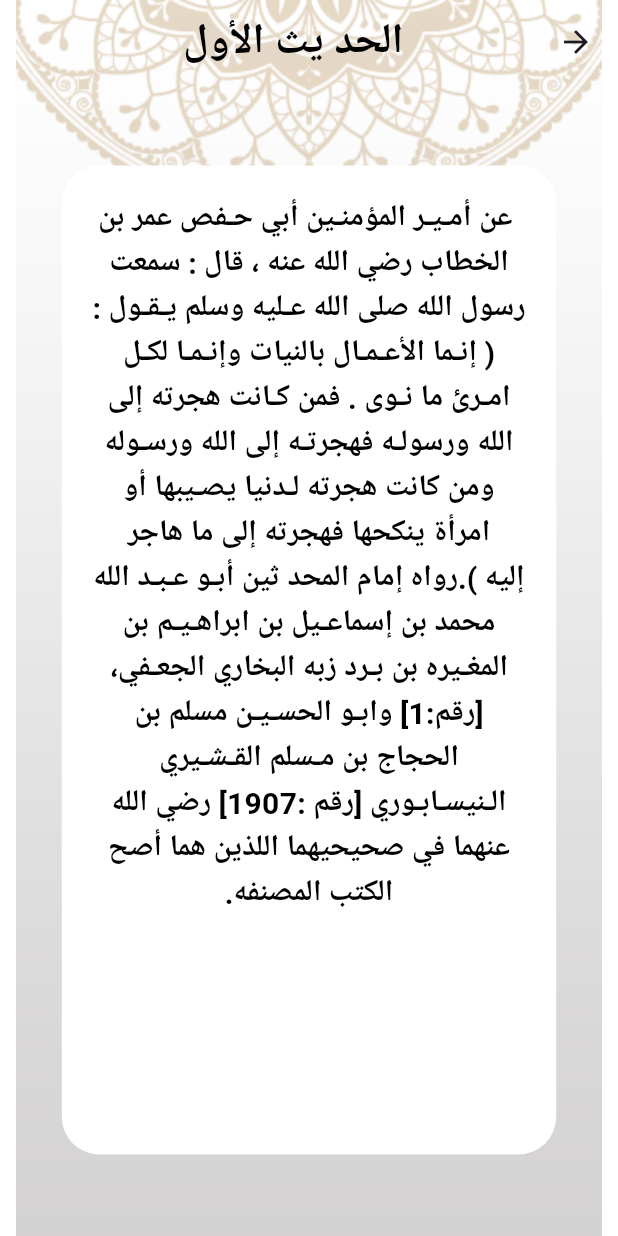
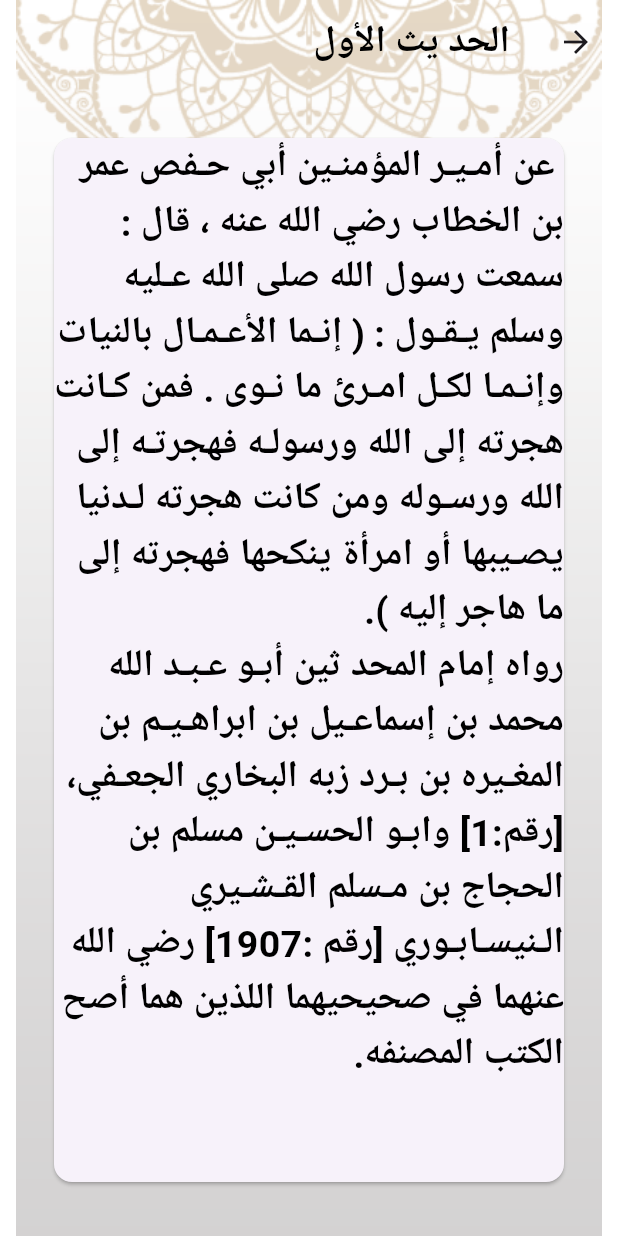
Before and after one commit to mayaryasser2005/islami2_project, a Flutter app: the Ahadeth screen opened by its route, after a tap on "الحد يث الأول", on a phone screen of 412 x 824 dp. Run offline on Flutter 3.47's test engine with Material 3 defaults, Android fonts, the phone set to English and light mode, and no system bars; our stand-ins replace easy_localization.

Commit message:
Finished Splash , radio , sebha , quran and ahadeth .

```diff
--- a/lib/main.dart
+++ b/lib/main.dart
@@ -3,7 +3,6 @@ import 'package:flutter/material.dart';
 import 'package:flutter_mayar/screens/ahadethdetails/ahadethdetails.dart';
 import 'package:flutter_mayar/screens/home/home.dart';
 import 'package:flutter_mayar/screens/home/tabs/ahadeth/ahadeth.dart';
-import 'package:flutter_mayar/screens/home/tabs/setting/setting.dart';
 import 'package:flutter_mayar/screens/splash/splash.dart';
 import 'package:flutter_mayar/screens/suradetails/suradetails.dart';
 
@@ -31,9 +30,8 @@ class MyApp extends StatelessWidget {
         Splash.routeNamed: (_) => const Splash(),
         Home.routeNamed: (_) => const Home(),
         SuraDetails.routeNamed: (_) => SuraDetails(),
-        AhadethDetails.routeNamed: (_) => AhadethDetails(),
+        AhadethDetails.routeNamed: (context) => AhadethDetails(),
         Ahadeth.routeNamed: (_) => Ahadeth(),
-        Setting.routeNamed: (_) => Setting()
       },
       initialRoute: Splash.routeNamed,
     );
--- a/lib/model/hadeth.dart
+++ b/lib/model/hadeth.dart
@@ -1,6 +1,6 @@
-class Hadeth {
+class HadethModel {
   String title;
-  String contant;
+  List<String> content;
 
-  Hadeth(this.title, this.contant);
+  HadethModel(this.title, this.content);
 }
--- /dev/null
+++ b/lib/provider/languageprovider.dart
@@ -0,0 +1,5 @@
+import 'package:flutter/cupertino.dart';
+
+class LanguageProvider extends ChangeNotifier {
+  String selectedLanguage = "en";
+}
--- a/lib/screens/ahadethdetails/ahadethdetails.dart
+++ b/lib/screens/ahadethdetails/ahadethdetails.dart
@@ -1,4 +1,6 @@
 import 'package:flutter/material.dart';
+import 'package:flutter_mayar/screens/home/tabs/ahadeth/ahadeth.dart';
+import 'package:flutter_mayar/utils/app_assets.dart';
 
 import '../../model/hadeth.dart';
 import '../../utils/app_style.dart';
@@ -16,29 +18,36 @@ class AhadethDetails extends StatefulWidget {
 class _AhadethDetailsState extends State<AhadethDetails> {
   @override
   Widget build(BuildContext context) {
-    Hadeth hadeth = ModalRoute.of(context)!.settings.arguments as Hadeth;
-
-    return AppScaffoled(
-      appBarTitle: hadeth.title,
-      body: buildHadethContent(hadeth.contant),
+    var model = ModalRoute.of(context)!.settings.arguments as HadethModel;
+    return Container(
+      decoration: BoxDecoration(
+          image: DecorationImage(
+        image: AssetImage(AppAssets.mainBackgraond),
+      )),
+      child: Scaffold(
+        backgroundColor: Colors.transparent,
+        appBar: AppBar(
+          title: Text(
+            model.title,
+            style: AppStyle.titlestextstyle.copyWith(fontSize: 25),
+          ),
+          backgroundColor: Colors.transparent,
+        ),
+        body: Padding(
+          padding: const EdgeInsets.all(32.0),
+          child: Card(
+            child: ListView.builder(
+                itemCount: model.content.length,
+                itemBuilder: (context, index) {
+                  return Text(
+                    model.content[index],
+                    textDirection: TextDirection.rtl,
+                    style: AppStyle.titlestextstyle.copyWith(fontSize: 25),
+                  );
+                }),
+          ),
+        ),
+      ),
     );
   }
-
-  buildHadethContent(String contant) => Center(
-        child: Container(
-          width: MediaQuery.of(context).size.width * 0.8,
-          height: MediaQuery.of(context).size.height * 0.8,
-          padding: EdgeInsets.all(20),
-          decoration: BoxDecoration(
-              color: Colors.white, borderRadius: BorderRadius.circular(25)),
-          child: SingleChildScrollView(
-            child: Text(
-              contant,
-              textAlign: TextAlign.center,
-              textDirection: TextDirection.rtl,
-              style: AppStyle.titlestextstyle.copyWith(fontSize: 20),
-            ),
-          ),
-        ),
-      );
 }
--- a/lib/screens/home/tabs/ahadeth/ahadeth.dart
+++ b/lib/screens/home/tabs/ahadeth/ahadeth.dart
@@ -1,112 +1,86 @@
-import 'dart:async';
-
 import 'package:flutter/material.dart';
 import 'package:flutter/services.dart';
+import 'package:flutter_mayar/utils/app_colors.dart';
+import 'package:flutter_mayar/utils/app_style.dart';
 
 import '../../../../model/hadeth.dart';
 import '../../../../utils/app_assets.dart';
-import '../../../../utils/app_colors.dart';
-import '../../../../utils/app_style.dart';
 import '../../../../utils/constants.dart';
 import '../../../ahadethdetails/ahadethdetails.dart';
 
 class Ahadeth extends StatefulWidget {
-  static const String routeNamed = "Ahadeth";
-  Ahadeth({super.key});
+  static const String routeNamed = "ahadeth";
+
+  const Ahadeth({super.key});
 
   @override
   State<Ahadeth> createState() => _AhadethState();
 }
 
 class _AhadethState extends State<Ahadeth> {
-  List<Hadeth> hadethList = [];
+  List<HadethModel> allahaddeth = [];
 
   @override
   void initState() {
     super.initState();
-    readahadethfile();
+    loadingHadethFile();
   }
-
   @override
   Widget build(BuildContext context) {
     return Column(
-      crossAxisAlignment: CrossAxisAlignment.center,
+      crossAxisAlignment: CrossAxisAlignment.stretch,
       children: [
+        Container(
+          child: Image.asset(AppAssets.AhadathTabLogo),
+          height: 219,
+        ),
+        const Divider(
+          thickness: 2,
+          color: AppColors.primary,
+        ),
+        Text(
+          "Ahadeth",
+          textAlign: TextAlign.center,
+          style: AppStyle.appBartextstyle,
+        ),
+        const Divider(
+          thickness: 2,
+          color: AppColors.primary,
+        ),
         Expanded(
-            flex: 30,
-            child: Center(child: Image.asset(AppAssets.AhadathTabLogo))),
-        Expanded(
-          flex: 70,
-          child: Column(
-            children: [
-              builddivider(),
-              const Text(
-                "Hadiths",
-                textAlign: TextAlign.center,
-                style: AppStyle.titlestextstyle,
-              ),
-              builddivider(),
-              buildahadethlist(),
-            ],
-          ),
+          child: ListView.builder(
+              itemCount: allahaddeth.length,
+              itemBuilder: (context, index) {
+                return GestureDetector(
+                  onTap: () {
+                    Navigator.pushNamed(context, AhadethDetails.routeNamed,
+                        arguments: allahaddeth[index]);
+                  },
+                  child: Text(
+                    allahaddeth[index].title,
+                    style: AppStyle.titlestextstyle.copyWith(fontSize: 20),
+                    textAlign: TextAlign.center,
+                  ),
+                );
+              }),
         )
       ],
     );
   }
 
-  //-------------------Important-----------------//
-
-  // Note: Study it is important
-
-  Future readahadethfile() async {
-    String ahadethFileContant =
-        await rootBundle.loadString(Constants.hadethFilePath);
-    List<String> ahadethAsString = ahadethFileContant.split("#\n");
-    for (int i = 0; i < ahadethAsString.length; i++) {
-      String hadeth = ahadethAsString[i];
-      List<String> hadethLines = hadeth.split("\n");
-      String hadethName = hadethLines[0];
-      hadethLines.removeAt(0);
-      String hadethContant = hadethLines.join();
-      hadethList.add(Hadeth(hadethName, hadethContant));
-    }
-    setState(() {});
+  loadingHadethFile() {
+    rootBundle.loadString(Constants.hadethFilePath).then((value) {
+      List<String> ahadeth = value.split("#");
+      for (int i = 0; i < ahadeth.length; i++) {
+        String hadeth = ahadeth[i];
+        List<String> HadethLines = hadeth.trim().split("\n");
+        String title = HadethLines[0];
+        HadethLines.removeAt(0);
+        List<String> content = HadethLines;
+        HadethModel hadethModel = HadethModel(title, content);
+        allahaddeth.add(hadethModel);
+        setState(() {});
+      }
+    });
   }
-
-  //-------------------Important-----------------//
-
-  Expanded buildahadethlist() => Expanded(
-        flex: 70,
-        child: hadethList.isEmpty
-            ? const Center(
-                child: CircularProgressIndicator(
-                color: AppColors.primary,
-              ))
-            : ListView.builder(
-                itemCount: hadethList.length,
-                itemBuilder: (context, index) => InkWell(
-                      onTap: () {
-                        Navigator.pushNamed(context, AhadethDetails.routeNamed,
-                            arguments: hadethList[index]);
-                      },
-                      child: Row(
-                        children: [
-                          Expanded // اسماء الاحاديث
-                              (
-                                  flex: 50,
-                                  child: Text(
-                                    hadethList[index].title,
-                                    textAlign: TextAlign.center,
-                                    style: AppStyle.titlestextstyle,
-                                  )),
-                        ],
-                      ),
-                    )),
-      );
-
-  Divider builddivider() => const Divider(
-        color: AppColors.primary,
-        thickness: 3,
-        indent: 10,
-      );
 }
--- a/lib/screens/home/tabs/quran/quran.dart
+++ b/lib/screens/home/tabs/quran/quran.dart
@@ -34,7 +34,7 @@ class Quran extends StatelessWidget {
                       width: 15,
                     ),
                     Text(
-                      "veres".tr(),
+                      "verses".tr(),
                       style: AppStyle.titlestextstyle,
                     )
                   ],
--- a/lib/utils/app_style.dart
+++ b/lib/utils/app_style.dart
@@ -1,5 +1,4 @@
 import 'package:flutter/material.dart'; // تأكد من استيراد هذا لتحصل على ThemeData و AppBarTheme
-
 
 import 'app_colors.dart';
 
@@ -16,6 +15,7 @@ abstract class AppStyle {
     fontWeight: FontWeight.w600,
   );
 
+  ///Ligth
   static ThemeData lightTheme = ThemeData(
     scaffoldBackgroundColor: AppColors.transparent,
     primaryColor: AppColors.primary,
@@ -32,6 +32,7 @@ abstract class AppStyle {
     ),
   );
 
+  ///Dark
   static ThemeData darkTheme = ThemeData(
     scaffoldBackgroundColor: AppColors.transparent,
     primaryColor: AppColors.primaryDark,
--- a/pubspec.yaml
+++ b/pubspec.yaml
@@ -61,10 +61,10 @@ flutter:
 
   # To add assets to your application, add an assets section, like this:
   assets:
-    - assets/translations/
     - assets/images/
     - assets/quran/
     - assets/ahadeth/
+    - assets/translations/
 
 
 
```
Also changed, not shown: lib/screens/home/home.dart (+7 -5 lines), lib/screens/home/tabs/setting/setting.dart (deleted, +0 -80 lines), assets/translations/ar.json (renamed from assets/ translations/ar.json), assets/translations/en.json (renamed from assets/ translations/en.json).
